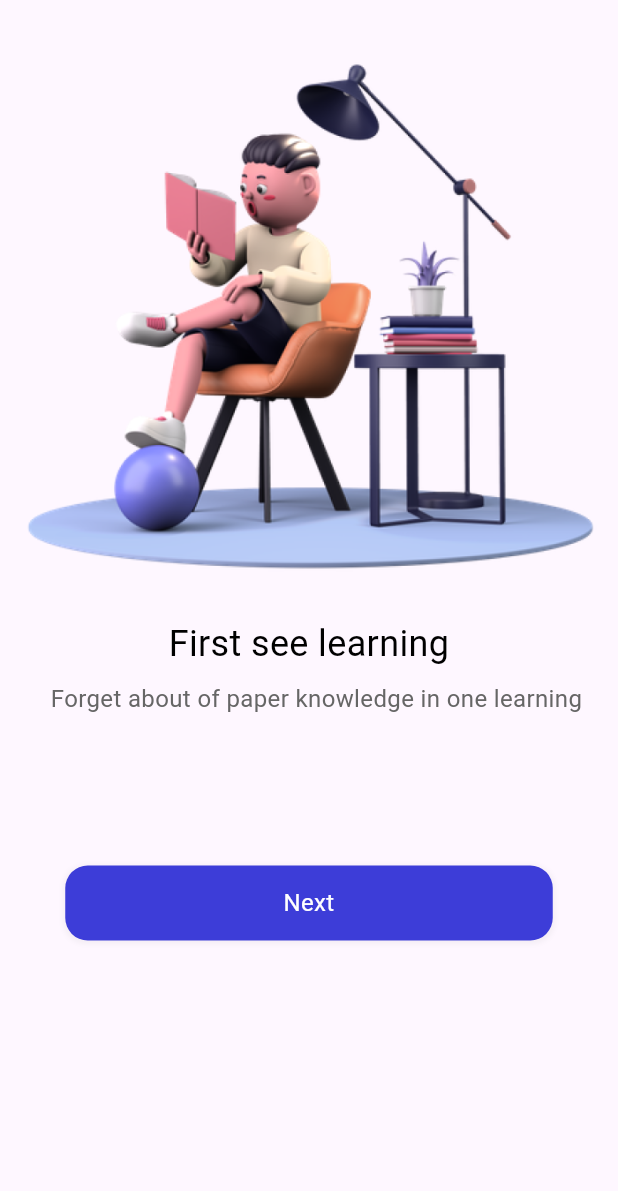
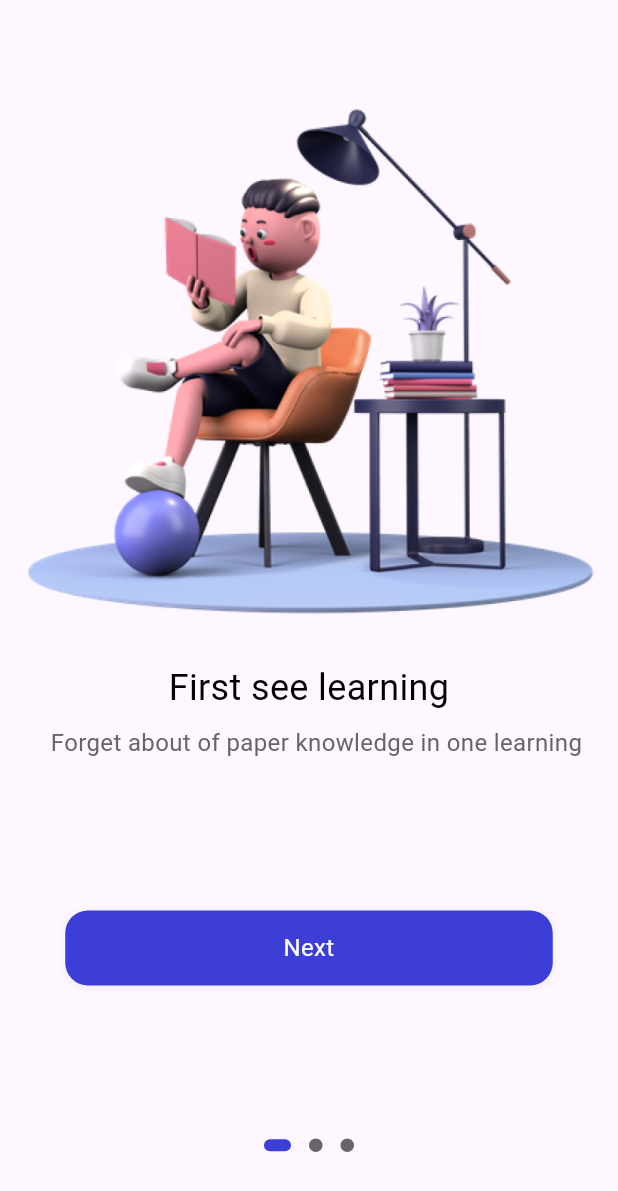
Before and after one commit to Scientist265/Ulearning_with_Riverpod, a Flutter app: the screen it shows after launch, on a phone screen of 412 x 824 dp. Shown: the top 1191 px of the screen. Run offline on Flutter 3.47's test engine with Material 3 defaults, Android fonts, the phone set to English and light mode, and no system bars; drawn by our look-alikes of dots_indicator; our stand-ins replace flutter_riverpod, flutter_screenutil, riverpod_annotation; generated files the repository leaves out were written again.

Commit message:
onboarding done

```diff
--- /dev/null
+++ b/lib/config/routes.dart
@@ -0,0 +1,15 @@
+import 'package:flutter/material.dart';
+import 'package:ulearning_app/features/auth/sign_in.dart';
+import 'package:ulearning_app/features/onboarding/onboarding.dart';
+
+Map<String, Widget Function(BuildContext context)> routes = {
+
+  welcome:(context) => Onboarding(),
+  signIn:(context) => SignIn(),
+  // signUp:(context) => SignUp(),
+};
+
+String welcome = "/Welcome";
+String signIn = "/signIn";
+String signUp = "/signUP";
+String roots = "/roots";
--- /dev/null
+++ b/lib/features/auth/sign_in.dart
@@ -0,0 +1,15 @@
+import 'package:flutter/material.dart';
+
+class SignIn extends StatelessWidget {
+  const SignIn({super.key});
+
+  @override
+  Widget build(BuildContext context) {
+    return Container(
+      color: Colors.white,
+      child: const SafeArea(
+        child: Scaffold(),
+      ),
+    );
+  }
+}
--- /dev/null
+++ b/lib/features/onboarding/onboarding.dart
@@ -0,0 +1,88 @@
+import 'package:dots_indicator/dots_indicator.dart';
+import 'package:flutter/material.dart';
+import 'package:flutter_riverpod/flutter_riverpod.dart';
+import 'package:flutter_screenutil/flutter_screenutil.dart';
+import 'package:ulearning_app/constants/colors.dart';
+import 'package:ulearning_app/features/onboarding/provider/welcome_notifier.dart';
+import 'package:ulearning_app/features/onboarding/widgets/app_onboarding_page_widget.dart';
+
+
+// final indexProvider = StateProvider<int>((ref) => 0);
+
+// ignore: must_be_immutable
+class Onboarding extends ConsumerWidget {
+  Onboarding({super.key});
+
+  final PageController _pageController = PageController();
+
+
+  @override
+  Widget build(BuildContext context, WidgetRef ref) {
+    final index = ref.watch(indexDotProvider);
+    return Container(
+      color: Colors.white,
+      child: SafeArea(
+        child: Scaffold(
+          body: Container(
+            margin: EdgeInsets.only(top: 30.h),
+            child: Stack(
+              alignment: Alignment.topCenter,
+              children: [
+                //Welcome pages
+                PageView(
+                  controller: _pageController,
+                  children: [
+                    AppOnboardingPage(
+                      imgPath: "assets/images/reading.png",
+                      headerText: "First see learning",
+                      description:
+                          "Forget about of paper knowledge in one learning",
+                      index: 1,
+                      controller: _pageController,
+                    ),
+                    AppOnboardingPage(
+                      imgPath: "assets/images/man.png",
+                      headerText: "Connect with everyone",
+                      description:
+                          "Always keep in touch with your tutor and friends. Let's get connected",
+                      index: 2,
+                      controller: _pageController,
+                    ),
+                    AppOnboardingPage(
+                      imgPath: "assets/images/boy.png",
+                      headerText: "Always Fascinated Learning",
+                      description:
+                          "Anywhere , anytime. The time is at your discretion. So study wherever you can",
+                      index: 3,
+                      controller: _pageController,
+                    ),
+                  ],
+                  onPageChanged: (value) {
+                    ref.read(indexDotProvider.notifier).changeIndex(value);
+                  },
+                ),
+
+                // showing dots
+                Positioned(
+                  bottom: 50,
+                  child: DotsIndicator(
+                    mainAxisAlignment: MainAxisAlignment.center,
+                    position: index,
+                    dotsCount: 3,
+                    decorator: DotsDecorator(
+                        size: const Size.square(9.0),
+                        activeSize: const Size(18, 8),
+                        activeShape: RoundedRectangleBorder(
+                            borderRadius: BorderRadius.circular(5.w)),
+                        activeColor: AppColors.primaryElement,
+                        color: AppColors.primarySecondaryElementText),
+                  ),
+                )
+              ],
+            ),
+          ),
+        ),
+      ),
+    );
+  }
+}
--- /dev/null
+++ b/lib/features/onboarding/provider/welcome_notifier.dart
@@ -0,0 +1,14 @@
+import 'package:riverpod_annotation/riverpod_annotation.dart';
+part 'welcome_notifier.g.dart';
+
+@riverpod
+class IndexDot extends _$IndexDot {
+  @override
+  int build() {
+    return 0;
+  }
+
+  void changeIndex(int newIndex) {
+    state = newIndex;
+  }
+}
--- a/lib/pages/onboarding/widgets/app_onboarding_page_widget.dart
+++ b/lib/features/onboarding/widgets/app_onboarding_page_widget.dart
@@ -2,15 +2,19 @@ import 'package:flutter/material.dart';
 import 'package:ulearning_app/common/widget/text_widget.dart';
 import 'package:ulearning_app/constants/colors.dart';
 import 'package:ulearning_app/constants/sizing.dart';
-import 'package:ulearning_app/pages/onboarding/widgets/round_button.dart';
+import 'package:ulearning_app/features/onboarding/widgets/next_button.dart';
 
 class AppOnboardingPage extends StatelessWidget {
   const AppOnboardingPage(
       {super.key,
       required this.imgPath,
       required this.headerText,
-      required this.description});
+      required this.description,
+      this.index = 0,
+      required this.controller});
   final String imgPath, headerText, description;
+  final int index;
+  final PageController controller;
 
   @override
   Widget build(BuildContext context) {
@@ -33,7 +37,10 @@ class AppOnboardingPage extends StatelessWidget {
             fontSizing: 16,
           ),
         ),
-        const NextButton()
+        NextButton(
+          index: index,
+          controller: controller,
+        )
       ],
     );
   }
--- /dev/null
+++ b/lib/features/onboarding/widgets/next_button.dart
@@ -0,0 +1,45 @@
+import 'package:flutter/material.dart';
+import 'package:ulearning_app/common/widget/app_shadow.dart';
+import 'package:ulearning_app/common/widget/text_widget.dart';
+import 'package:ulearning_app/config/routes.dart';
+import 'package:ulearning_app/constants/colors.dart';
+import 'package:ulearning_app/features/auth/sign_in.dart';
+
+class NextButton extends StatelessWidget {
+  const NextButton({
+    super.key,
+    required this.index,
+    required this.controller,
+  });
+  final int index;
+  final PageController controller;
+
+  @override
+  Widget build(BuildContext context) {
+    return GestureDetector(
+      onTap: () {
+        if (index < 3) {
+          controller.animateToPage(
+            index,
+            duration: const Duration(milliseconds: 300),
+            curve: Curves.linear,
+          );
+        } else {
+          Navigator.of(context).pushNamed(signIn);
+        }
+      },
+      child: Container(
+        width: 325,
+        height: 50,
+        margin: const EdgeInsets.only(top: 100, left: 25, right: 25),
+        decoration: appBoxShadow(),
+        child: const Center(
+          child: ReusableText(
+            text: "Next",
+            textColor: AppColors.primaryBackground,
+          ),
+        ),
+      ),
+    );
+  }
+}
--- a/lib/main.dart
+++ b/lib/main.dart
@@ -1,19 +1,28 @@
 import 'package:flutter/material.dart';
-import 'package:ulearning_app/pages/onboarding/onboarding.dart';
+import 'package:flutter_riverpod/flutter_riverpod.dart';
+import 'package:flutter_screenutil/flutter_screenutil.dart';
+import 'package:ulearning_app/config/routes.dart';
 
 void main() async {
-  runApp(const MyApp());
+  runApp(
+    const ProviderScope(
+      child: UlearningApp(),
+    ),
+  );
 }
 
-class MyApp extends StatelessWidget {
-  const MyApp({super.key});
+class UlearningApp extends StatelessWidget {
+  const UlearningApp({super.key});
 
   @override
   Widget build(BuildContext context) {
-    return const MaterialApp(
-      debugShowCheckedModeBanner: false,
-
-      home: Onboarding(),
+    return ScreenUtilInit(
+      designSize: const Size(375, 825),
+      builder: ((context, child) => MaterialApp(
+            debugShowCheckedModeBanner: false,
+            initialRoute: welcome,
+            routes: routes,
+          )),
     );
   }
 }
--- a/lib/pages/onboarding/onboarding.dart
+++ /dev/null
@@ -1,39 +0,0 @@
-import 'package:flutter/material.dart';
-import 'package:ulearning_app/common/widget/text_widget.dart';
-import 'package:ulearning_app/constants/sizing.dart';
-import 'package:ulearning_app/pages/onboarding/widgets/app_onboarding_page_widget.dart';
-import 'package:ulearning_app/pages/onboarding/widgets/round_button.dart';
-
-class Onboarding extends StatelessWidget {
-  const Onboarding({super.key});
-
-  @override
-  Widget build(BuildContext context) {
-    return Scaffold(
-      body: Stack(
-        children: [
-          PageView(
-            children: const [
-              AppOnboardingPage(
-                  imgPath: "assets/images/reading.png",
-                  headerText: "First see learning",
-                  description:
-                      "Forget about of paper knowledge in one learning"),
-              AppOnboardingPage(
-                  imgPath: "assets/images/man.png",
-                  headerText: "Connect with everyone",
-                  description:
-                      "Always keep in touch with your tutor and friends. Let's get connected"),
-              AppOnboardingPage(
-                  imgPath: "assets/images/boy.png",
-                  headerText: "Always Fascinated Learning",
-                  description:
-                      "Anywhere , anytime. The time is at your discretion. So study wherever you can"),
-            ],
-          ),
-
-        ],
-      ),
-    );
-  }
-}
--- a/lib/pages/onboarding/widgets/round_button.dart
+++ /dev/null
@@ -1,24 +0,0 @@
-import 'package:flutter/material.dart';
-import 'package:ulearning_app/common/widget/app_shadow.dart';
-import 'package:ulearning_app/common/widget/text_widget.dart';
-import 'package:ulearning_app/constants/colors.dart';
-
-class NextButton extends StatelessWidget {
-  const NextButton({super.key});
-
-  @override
-  Widget build(BuildContext context) {
-    return Container(
-      width: 325,
-      height: 50,
-      margin: const EdgeInsets.only(top: 100, left: 25, right: 25),
-      decoration: appBoxShadow(),
-      child: const Center(
-        child: ReusableText(
-          text: "Next",
-          textColor: AppColors.primaryBackground,
-        ),
-      ),
-    );
-  }
-}
```
Also changed, not shown: pubspec.yaml (+7 -0 lines), lib/features/auth/sign_up.dart (added), lib/features/onboarding/provider/welcome_notifier.g.dart (added), pubspec.lock, 1 other file.
